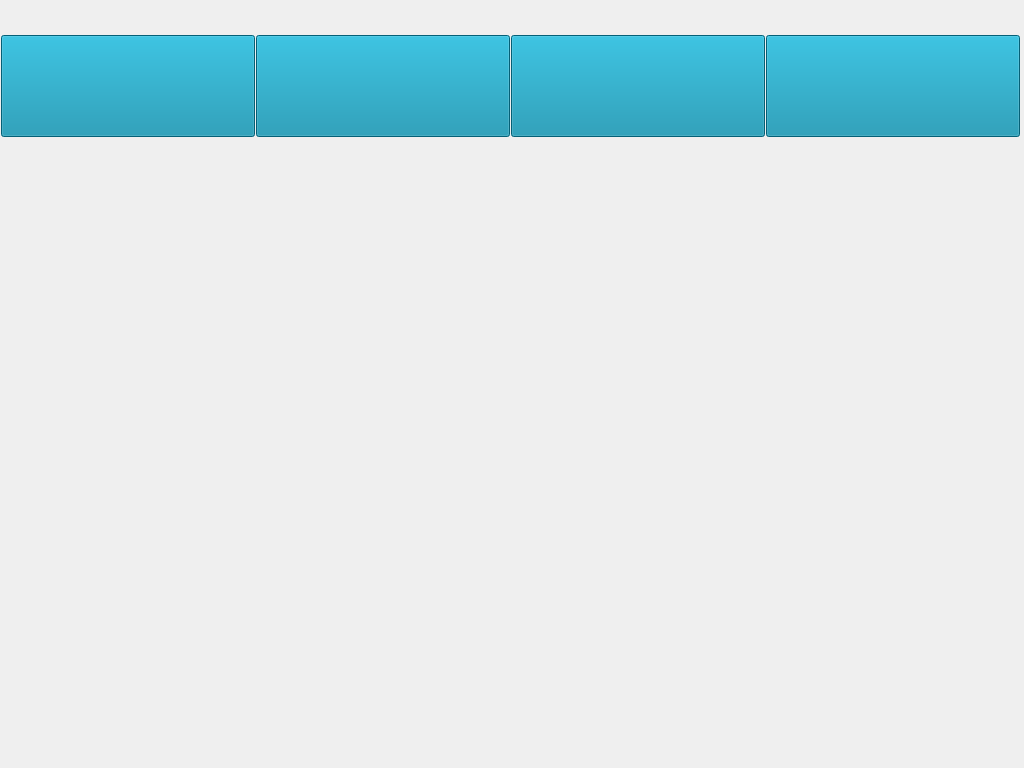
First picture: the form in pvmsmenuwidget.ui, repository 1157889734/x86MyAppliction, before the edit.
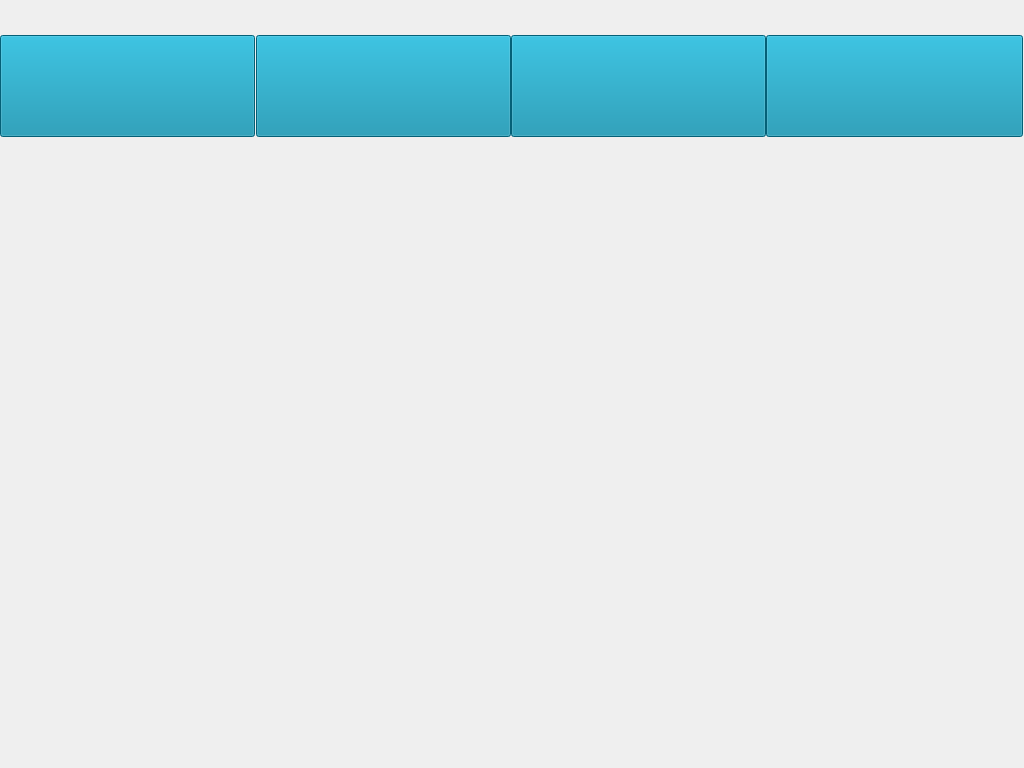
Second picture: the form after the edit. Icons and pictures are not drawn.

Commit message: 1.修改表格网格线颜色2.添加摄像头和闪光灯的对话框3.修改button样式

Patch:
```diff
--- a/pvmsmenuwidget.ui
+++ b/pvmsmenuwidget.ui
@@ -28,9 +28,9 @@
   <widget class="QPushButton" name="pvmsMonitorMenuPushButton">
    <property name="geometry">
     <rect>
-     <x>1</x>
+     <x>0</x>
      <y>35</y>
-     <width>254</width>
+     <width>255</width>
      <height>102</height>
     </rect>
    </property>
@@ -50,7 +50,13 @@
     <bool>false</bool>
    </property>
    <property name="styleSheet">
-    <string notr="true">background-color: rgb(5, 135, 167);
+    <string notr="true">QPushButton{
+background-color: rgb(5, 135, 167);}
+
+QPushButton:hover{border-color: rgb(255, 255, 255);border-width: 2px;border-style: solid;}
+
+QPushButton:pressed
+{border-color: rgb(170, 170, 170);border-width: 2px;border-style: solid;}
 
 
 
@@ -89,7 +95,7 @@
     <rect>
      <x>256</x>
      <y>35</y>
-     <width>254</width>
+     <width>255</width>
      <height>102</height>
     </rect>
    </property>
@@ -116,7 +122,7 @@
     <rect>
      <x>511</x>
      <y>35</y>
-     <width>254</width>
+     <width>255</width>
      <height>102</height>
     </rect>
    </property>
@@ -146,7 +152,7 @@
     <rect>
      <x>766</x>
      <y>35</y>
-     <width>254</width>
+     <width>257</width>
      <height>102</height>
     </rect>
    </property>
```
The commit also changes 14 other files.
